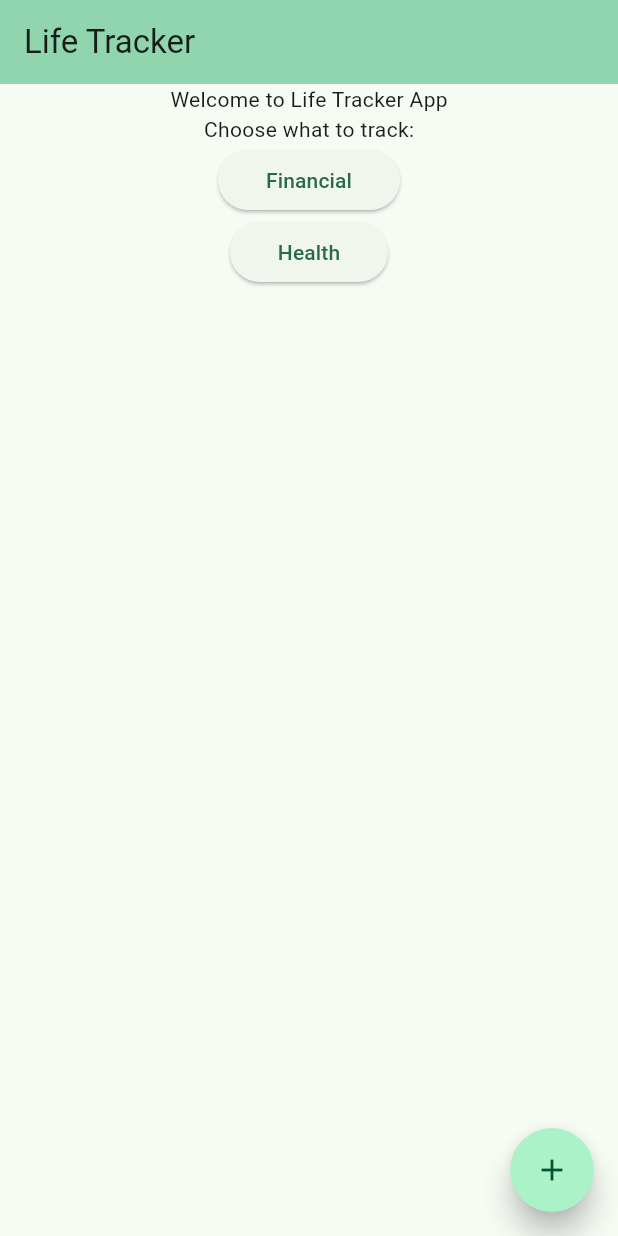
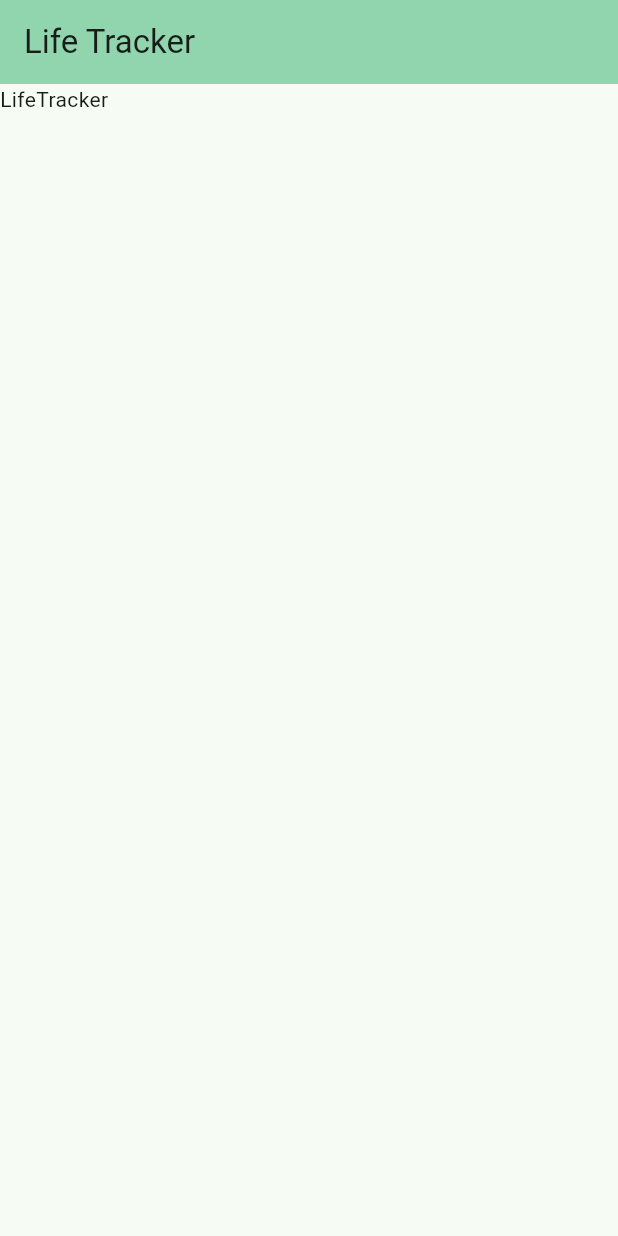
Before and after one commit to dimejune13/lifetracker, a Flutter app: the screen it shows after launch, on a phone screen of 412 x 824 dp. Run offline on Flutter 3.47's test engine with Material 3 defaults, Android fonts, the phone set to English and light mode, and no system bars; drawn by our look-alikes of flutter_speed_dial.

Commit message:
Deleted most of HomePage code to be refactored

```diff
--- a/lib/main.dart
+++ b/lib/main.dart
@@ -1,7 +1,4 @@
 import 'package:flutter/material.dart';
-import 'package:flutter_speed_dial/flutter_speed_dial.dart';
-
-import 'package:lifetracker/src/features/financial/presentation/route.dart';
 
 void main() {
   runApp(const MyApp());
@@ -34,32 +31,6 @@ class MyHomePage extends StatefulWidget {
 
 class _MyHomePageState extends State<MyHomePage> {
 
-  var renderOverlay = true;
-  var visible = true;
-  var switchLabelPosition = false;
-  var extend = false;
-  var mini = false;
-  var rmicons = false;
-  var customDialRoot = false;
-  var closeManually = false;
-  var useRAnimation = true;
-  var isDialOpen = ValueNotifier<bool>(false);
-  var speedDialDirection = SpeedDialDirection.up;
-  var buttonSize = const Size(56.0, 56.0);
-  var childrenButtonSize = const Size(56.0, 56.0);
-  var selectedfABLocation = FloatingActionButtonLocation.endDocked;
-  var items = [
-    FloatingActionButtonLocation.startFloat,
-    FloatingActionButtonLocation.startDocked,
-    FloatingActionButtonLocation.centerFloat,
-    FloatingActionButtonLocation.endFloat,
-    FloatingActionButtonLocation.endDocked,
-    FloatingActionButtonLocation.startTop,
-    FloatingActionButtonLocation.centerTop,
-    FloatingActionButtonLocation.endTop,
-  ];
-
-
   @override
   Widget build(BuildContext context) {
 
@@ -69,121 +40,8 @@ class _MyHomePageState extends State<MyHomePage> {
         title: Text(widget.title),
       ),
       body: SafeArea(
-        child: Container(
-          width: MediaQuery.of(context).size.width,
-          child: Column(
-            children: <Widget>[
-              const Text(
-                'Welcome to Life Tracker App',
-              ),
-              const Text(
-                'Choose what to track:'
-              ),
-              ElevatedButton(
-                onPressed: () {
-                  Navigator.push(
-                    context,
-                    MaterialPageRoute(builder: (context) => FinancialRoute())
-                  );
-                },
-                child: Padding(
-                  padding: const EdgeInsets.all(8.0),
-                  child: const Text(
-                    'Financial'
-                  ),
-                ),
-              ),
-              ElevatedButton(
-                onPressed: () => ScaffoldMessenger.of(context).showSnackBar(
-                  const SnackBar(content: Text(("Health Tracker Coming Soon")),)
-                ),
-                child: Padding(
-                  padding: const EdgeInsets.all(8.0),
-                  child: const Text(
-                    'Health'
-                  ),
-                ),
-              ),
-            ],
-          ),
-        ),
+        child: Text("LifeTracker"),
       ),
-      floatingActionButton: SpeedDial(
-          // animatedIcon: AnimatedIcons.menu_close,
-          // animatedIconTheme: IconThemeData(size: 22.0),
-          // child: Text("open"),
-          // activeChild: Text("close"),
-          icon: Icons.add,
-          activeIcon: Icons.close,
-          spacing: 3,
-          mini: mini,
-          openCloseDial: isDialOpen,
-          childPadding: const EdgeInsets.all(5),
-          spaceBetweenChildren: 4,
-          dialRoot: customDialRoot
-              ? (ctx, open, toggleChildren) {
-                  return ElevatedButton(
-                    onPressed: toggleChildren,
-                    style: ElevatedButton.styleFrom(
-                      backgroundColor: Colors.blue[900],
-                      padding: const EdgeInsets.symmetric(
-                          horizontal: 22, vertical: 18),
-                    ),
-                    child: const Text(
-                      "Custom Dial Root",
-                      style: TextStyle(fontSize: 17),
-                    ),
-                  );
-                }
-              : null,
-          buttonSize:
-              buttonSize,
-          label: extend
-              ? const Text("Open")
-              : null,
-          activeLabel: extend ? const Text("Close") : null,
-
-          childrenButtonSize: childrenButtonSize,
-          visible: visible,
-          direction: speedDialDirection,
-          switchLabelPosition: switchLabelPosition,
-
-          closeManually: closeManually,
-
-          renderOverlay: renderOverlay,
-          // overlayColor: Colors.black,
-          // overlayOpacity: 0.5,
-          onOpen: () => debugPrint('OPENING DIAL'),
-          onClose: () => debugPrint('DIAL CLOSED'),
-          useRotationAnimation: useRAnimation,
-          tooltip: 'Open Speed Dial',
-          heroTag: 'speed-dial-hero-tag',
-          // foregroundColor: Colors.black,
-          // backgroundColor: Colors.white,
-          // activeForegroundColor: Colors.red,
-          // activeBackgroundColor: Colors.blue,
-          elevation: 8.0,
-          animationCurve: Curves.elasticInOut,
-          isOpenOnStart: false,
-          shape: customDialRoot
-              ? const RoundedRectangleBorder()
-              : const StadiumBorder(),
-          // childMargin: EdgeInsets.symmetric(horizontal: 10, vertical: 5),
-          children: [
-            SpeedDialChild(
-              child: const Icon(Icons.attach_money),
-              backgroundColor: Colors.red,
-              foregroundColor: Colors.white,
-              label: 'Finance',
-              onTap: () {
-                Navigator.push(
-                  context,
-                  MaterialPageRoute(builder: (context) => FinancialRoute())
-                );
-              },
-            ),
-          ],
-        ),
     );
   }
 }
```
